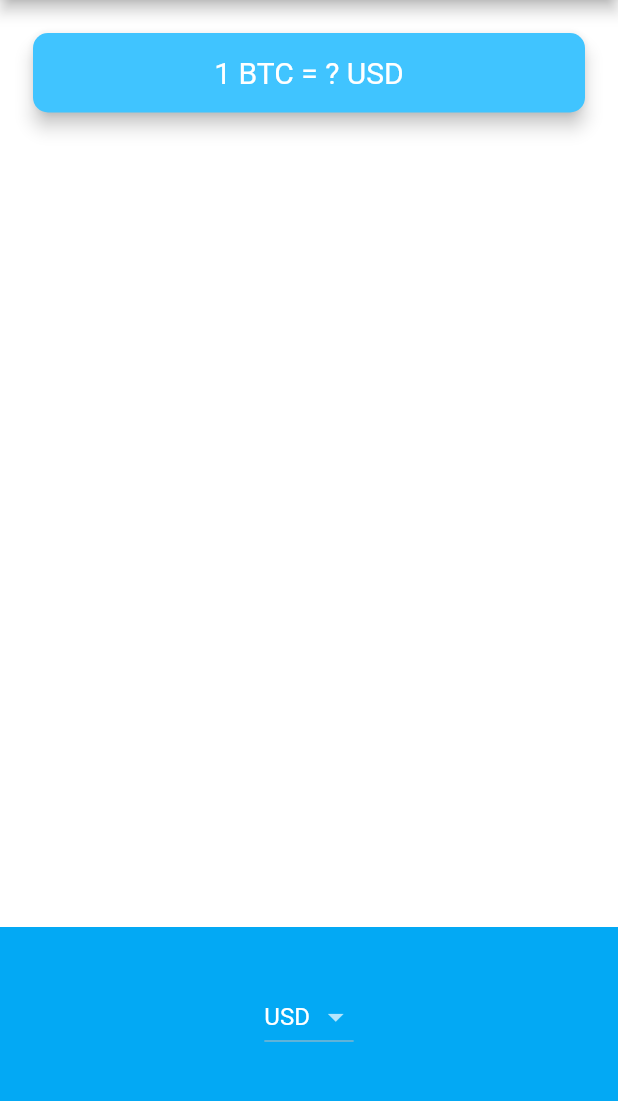
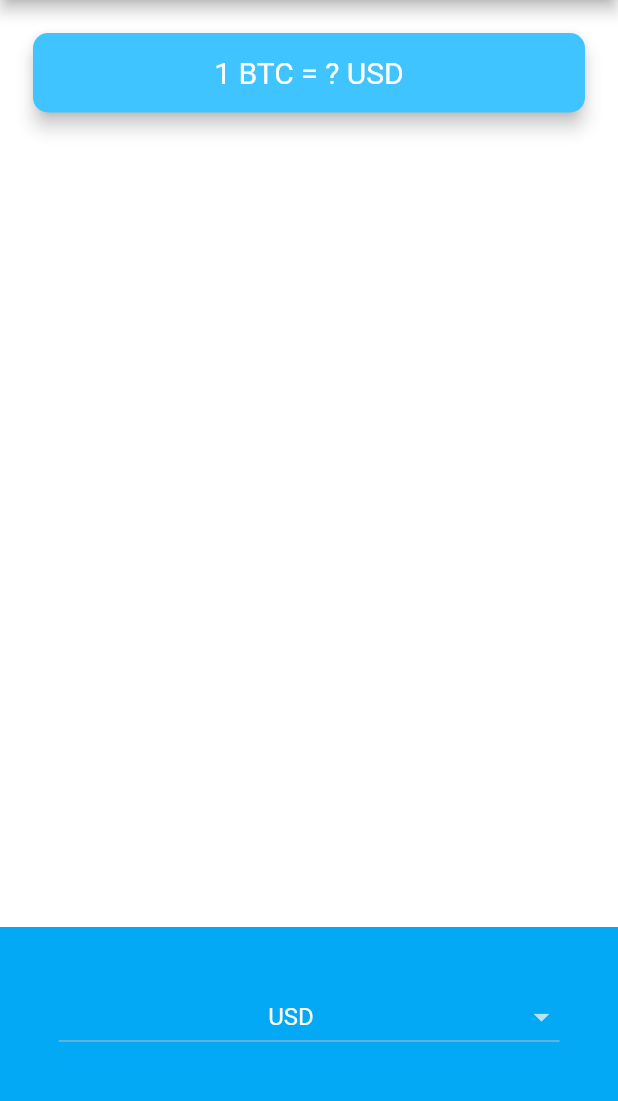
Before and after one commit to anmol500/bitcoin_ticker, a Flutter app: the screen it shows after launch, on a phone screen of 412 x 824 dp, the part 84-1185 px from its top. Run offline on Flutter 3.47's test engine with Material 2 defaults, Android fonts, the phone set to English and light mode, and no system bars.

Commit message:
added dart.io package and used platform to make it adaptive to both os.

```diff
--- a/lib/price_screen.dart
+++ b/lib/price_screen.dart
@@ -1,7 +1,8 @@
+import 'dart:io' as s show Platform;
+
+import 'package:bitcoin_ticker/coin_data.dart';
 import 'package:flutter/cupertino.dart';
 import 'package:flutter/material.dart';
-
-import 'coin_data.dart';
 
 class PriceScreen extends StatefulWidget {
   @override
@@ -48,7 +49,21 @@ class _PriceScreenState extends State<PriceScreen> {
             alignment: Alignment.center,
             padding: EdgeInsets.only(bottom: 30.0),
             color: Colors.lightBlue,
+            child: s.Platform.isIOS
+                ? buildCupertinoPicker()
+                : buildDropdownButton(),
+          ),
+        ],
+      ),
+    );
+  }
+
+  buildDropdownButton() {
+    return Padding(
+      padding: const EdgeInsets.fromLTRB(39, 0, 39, 0),
       child: DropdownButton(
+        isExpanded: true,
+        dropdownColor: Colors.blue,
         value: selectCurrency,
         onChanged: (value) {
           setState(() {
@@ -57,14 +72,28 @@ class _PriceScreenState extends State<PriceScreen> {
         },
         items: currenciesList
             .map((e) => DropdownMenuItem(
-                        child: Text(e),
+                  child: Center(child: Text(e)),
                   value: e,
                 ))
             .toList(),
       ),
-          ),
-        ],
-      ),
+    );
+  }
+
+  CupertinoPicker buildCupertinoPicker() {
+    return CupertinoPicker(
+      magnification: 1.2,
+      useMagnifier: true,
+      backgroundColor: Colors.blue,
+      itemExtent: 32,
+      onSelectedItemChanged: (onSelectedItemChanged) {
+        print(onSelectedItemChanged);
+      },
+      children: currenciesList
+          .map(
+            (e) => Text(e),
+          )
+          .toList(),
     );
   }
 }
--- a/lib/test.dart
+++ b/lib/test.dart
@@ -9,7 +9,7 @@ main() {
   var h = ticket1.map<DropdownMenuItem<String>>((String e) {
     return DropdownMenuItem<String>(child: Text(''));
   }).toList();
-
+  var t = ticket1.map((e) => DropdownMenuItem(child: Text(e)));
   // var r = ticket1.map<DropdownMenuItem<String>>((String value) {
   //   return DropdownMenuItem<String>(
   //     value: value,
@@ -17,6 +17,8 @@ main() {
   //   );
   // }).toList();
 
+  List<Text> te = [];
+
   print(h);
 }
 
```
Also changed, not shown: pubspec.lock. Lines whose indentation alone changed are shown as unchanged.
